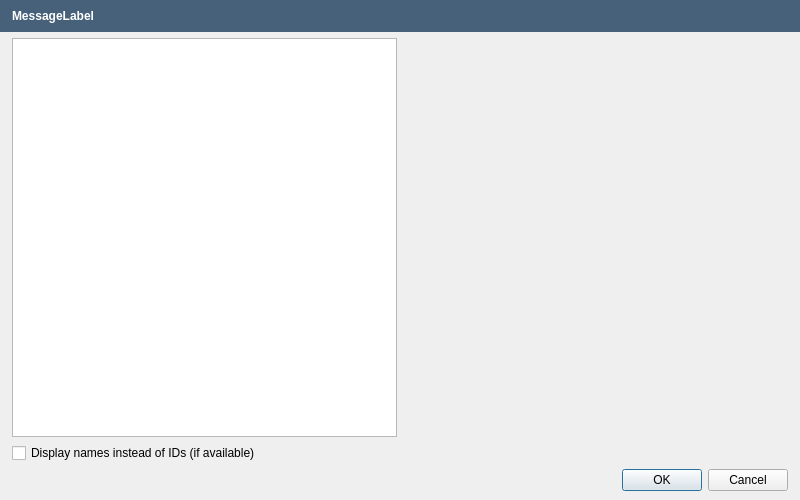
This is src/apps/openfluid-builder/common/AddWareDialog.ui in OpenFLUID/openfluid as Qt 5 draws it before an edit. The edited form follows.
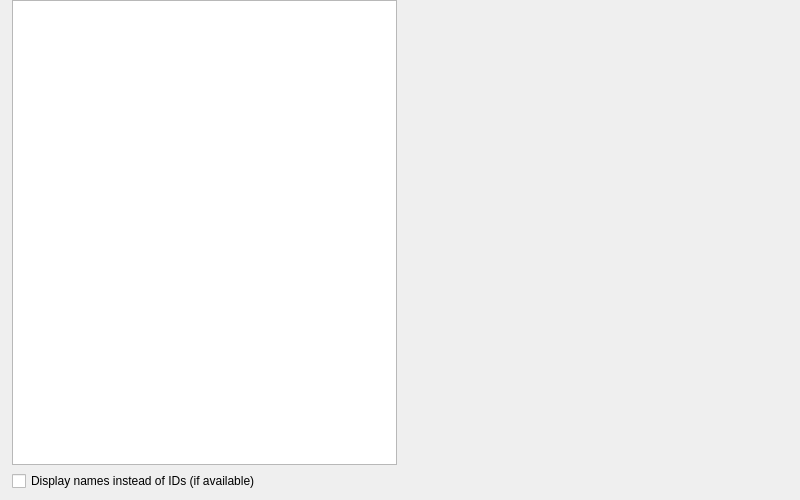
This is the edited form. Custom widgets are drawn as their Qt base class.

Commit message:
Introduction of message dialog for OpenFLUID applications
* Added MessageFrame and MessageDialog classes
* Cleaned code
* Switch to version 2.1.7~alpha1

(closes OpenFLUID/openfluid#790)

What changed in the file:
```diff
--- a/src/apps/openfluid-builder/common/AddWareDialog.ui
+++ b/src/apps/openfluid-builder/common/AddWareDialog.ui
@@ -16,7 +16,7 @@
   <property name="modal">
    <bool>true</bool>
   </property>
-  <layout class="QVBoxLayout" name="verticalLayout" stretch="0,1,0">
+  <layout class="QVBoxLayout" name="verticalLayout" stretch="1">
    <property name="leftMargin">
     <number>0</number>
    </property>
@@ -29,52 +29,6 @@
    <property name="bottomMargin">
     <number>9</number>
    </property>
-   <item>
-    <widget class="QFrame" name="MessageFrame">
-     <property name="sizePolicy">
-      <sizepolicy hsizetype="Preferred" vsizetype="Maximum">
-       <horstretch>0</horstretch>
-       <verstretch>0</verstretch>
-      </sizepolicy>
-     </property>
-     <property name="styleSheet">
-      <string notr="true">background-color: rgb(71,97,123);</string>
-     </property>
-     <property name="frameShape">
-      <enum>QFrame::NoFrame</enum>
-     </property>
-     <property name="frameShadow">
-      <enum>QFrame::Plain</enum>
-     </property>
-     <property name="lineWidth">
-      <number>0</number>
-     </property>
-     <layout class="QHBoxLayout" name="horizontalLayout_3" stretch="0">
-      <property name="spacing">
-       <number>5</number>
-      </property>
-      <property name="leftMargin">
-       <number>12</number>
-      </property>
-      <item>
-       <layout class="QHBoxLayout" name="horizontalLayout_2">
-        <item>
-         <widget class="QLabel" name="MessageLabel">
-          <property name="styleSheet">
-           <string notr="true">color: rgb(255, 255, 255);
-font : bold;
-</string>
-          </property>
-          <property name="text">
-           <string notr="true">MessageLabel</string>
-          </property>
-         </widget>
-        </item>
-       </layout>
-      </item>
-     </layout>
-    </widget>
-   </item>
    <item>
     <layout class="QHBoxLayout" name="horizontalLayout">
      <property name="leftMargin">
@@ -114,23 +68,6 @@
      </item>
     </layout>
    </item>
-   <item>
-    <layout class="QHBoxLayout" name="horizontalLayout_4">
-     <property name="leftMargin">
-      <number>12</number>
-     </property>
-     <property name="rightMargin">
-      <number>12</number>
-     </property>
-     <item>
-      <widget class="QDialogButtonBox" name="ButtonBox">
-       <property name="standardButtons">
-        <set>QDialogButtonBox::Cancel|QDialogButtonBox::Ok</set>
-       </property>
-      </widget>
-     </item>
-    </layout>
-   </item>
   </layout>
  </widget>
  <customwidgets>
```
The commit also changes 82 other files.
